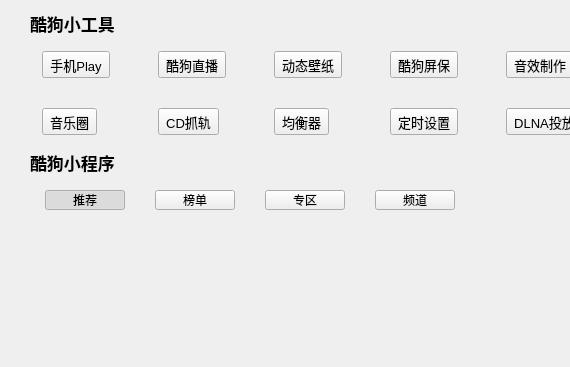
The window that KuGouStart/Search/Search.ui (a-mo-xi-wei/Qt-KuGouAppClient) describes before a commit, drawn with Qt 5; both pictures show x 0 to 570 and y 0 to 367 of the 1000 by 700 pixel window.
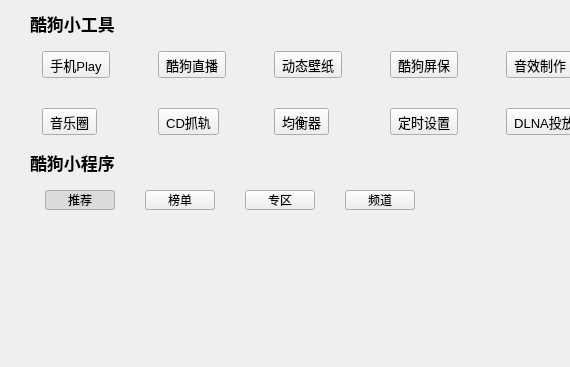
The same window after the commit.

Commit message: 优化UI

Patch:
```diff
--- a/KuGouStart/Search/Search.ui
+++ b/KuGouStart/Search/Search.ui
@@ -536,17 +536,26 @@
         <property name="spacing">
          <number>5</number>
         </property>
+        <property name="sizeConstraint">
+         <enum>QLayout::SetFixedSize</enum>
+        </property>
         <item>
          <widget class="QPushButton" name="recommend_pushButton">
           <property name="sizePolicy">
-           <sizepolicy hsizetype="Expanding" vsizetype="Fixed">
+           <sizepolicy hsizetype="Fixed" vsizetype="Fixed">
             <horstretch>0</horstretch>
             <verstretch>0</verstretch>
            </sizepolicy>
           </property>
+          <property name="minimumSize">
+           <size>
+            <width>70</width>
+            <height>0</height>
+           </size>
+          </property>
           <property name="maximumSize">
            <size>
-            <width>16777215</width>
+            <width>70</width>
             <height>20</height>
            </size>
           </property>
@@ -612,17 +621,26 @@
         <property name="spacing">
          <number>5</number>
         </property>
+        <property name="sizeConstraint">
+         <enum>QLayout::SetFixedSize</enum>
+        </property>
         <item>
          <widget class="QPushButton" name="rank_pushButton">
           <property name="sizePolicy">
-           <sizepolicy hsizetype="Expanding" vsizetype="Fixed">
+           <sizepolicy hsizetype="Fixed" vsizetype="Fixed">
             <horstretch>0</horstretch>
             <verstretch>0</verstretch>
            </sizepolicy>
           </property>
+          <property name="minimumSize">
+           <size>
+            <width>70</width>
+            <height>0</height>
+           </size>
+          </property>
           <property name="maximumSize">
            <size>
-            <width>16777215</width>
+            <width>70</width>
             <height>20</height>
            </size>
           </property>
@@ -682,17 +700,26 @@
         <property name="spacing">
          <number>5</number>
         </property>
+        <property name="sizeConstraint">
+         <enum>QLayout::SetFixedSize</enum>
+        </property>
         <item>
          <widget class="QPushButton" name="special_pushButton">
           <property name="sizePolicy">
-           <sizepolicy hsizetype="Expanding" vsizetype="Fixed">
+           <sizepolicy hsizetype="Fixed" vsizetype="Fixed">
             <horstretch>0</horstretch>
             <verstretch>0</verstretch>
            </sizepolicy>
           </property>
+          <property name="minimumSize">
+           <size>
+            <width>70</width>
+            <height>0</height>
+           </size>
+          </property>
           <property name="maximumSize">
            <size>
-            <width>16777215</width>
+            <width>70</width>
             <height>20</height>
            </size>
           </property>
@@ -752,17 +779,26 @@
         <property name="spacing">
          <number>5</number>
         </property>
+        <property name="sizeConstraint">
+         <enum>QLayout::SetFixedSize</enum>
+        </property>
         <item>
          <widget class="QPushButton" name="channel_pushButton">
           <property name="sizePolicy">
-           <sizepolicy hsizetype="Expanding" vsizetype="Fixed">
+           <sizepolicy hsizetype="Fixed" vsizetype="Fixed">
             <horstretch>0</horstretch>
             <verstretch>0</verstretch>
            </sizepolicy>
           </property>
+          <property name="minimumSize">
+           <size>
+            <width>70</width>
+            <height>0</height>
+           </size>
+          </property>
           <property name="maximumSize">
            <size>
-            <width>16777215</width>
+            <width>70</width>
             <height>20</height>
            </size>
           </property>
```
